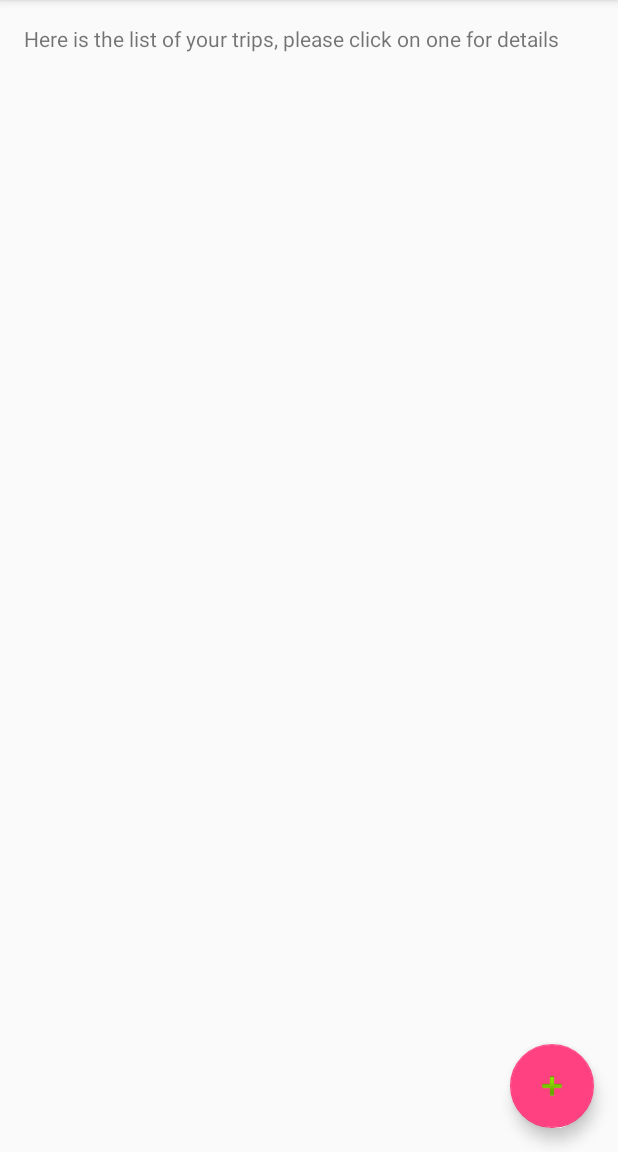
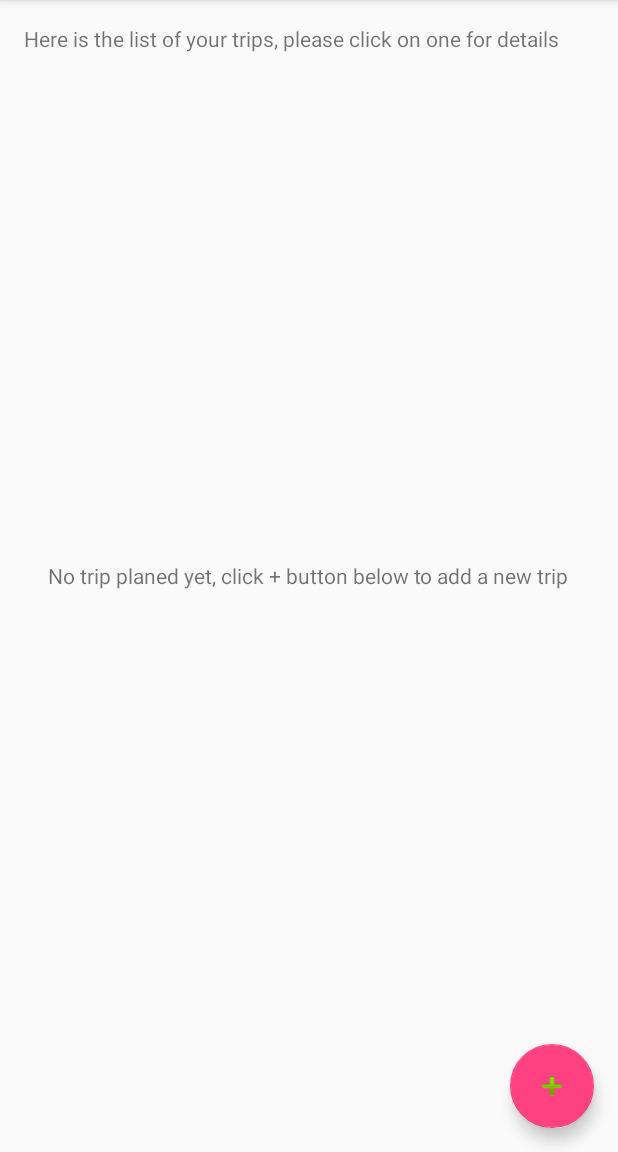
Before and after one commit to nbossard/packlist, an Android app: the screen it shows after launch (MainActivity), on a phone screen of 412 x 824 dp, the part 84-1236 px from its top. Run offline under Robolectric (Android 15) with nearby library versions, the phone set to English and light mode, and no system bars.

Commit message:
Adding default display if no trip yet

```diff
--- a/app/src/main/java/com/nbossard/packlist/gui/MainActivityFragment.java
+++ b/app/src/main/java/com/nbossard/packlist/gui/MainActivityFragment.java
@@ -82,6 +82,7 @@ public class MainActivityFragment extends Fragment {
         tripList = mSavingModule.loadSavedTrips();
 
         final TripAdapter customAdapter = new TripAdapter(tripList, this.getActivity());
+        tripListView.setEmptyView(mRootView.findViewById(R.id.main__trip_list_empty));
         tripListView.setAdapter(customAdapter);
         tripListView.invalidate();
     }
--- a/app/src/main/res/layout/fragment_main.xml
+++ b/app/src/main/res/layout/fragment_main.xml
@@ -52,7 +52,18 @@
         android:layout_width="match_parent"
         android:layout_height="match_parent"
         tools:listitem="@layout/trip_adapter">
-
     </ListView>
 
+    <!-- View that will be displayed if list is empty only -->
+    <LinearLayout android:id="@+id/main__trip_list_empty"
+                  android:layout_width="fill_parent" android:layout_height="fill_parent"
+                  android:gravity="center"
+                  android:visibility="gone">
+
+        <TextView android:text="@string/main__no_trip_yet__label"
+                  android:layout_width="wrap_content" android:layout_height="wrap_content">
+        </TextView>
+
+    </LinearLayout>
+
 </RelativeLayout>
--- a/app/src/main/res/values/strings.xml
+++ b/app/src/main/res/values/strings.xml
@@ -19,6 +19,7 @@
   -->
 
 <!-- English strings used in application -->
+<!-- Strings should be grouped by activity / fragment -->
 <resources>
     <string name="app_name">packlist</string>
 
@@ -29,6 +30,7 @@
     <string name="about__main">Packing list. 2015.\n Apache 2 Licensed.\n Please provide help and suggestions at \n https://github.com/nbossard/packlist</string>
 
     <string name="main__welcome">Here is the list of your trips, please click on one for details</string>
+    <string name="main__no_trip_yet__label">No trip planed yet, click + button below to add a new trip</string>
 
     <string name="new_trip__name">trip name</string>
     <string name="new_trip__start_date">start date</string>
```
Also changed, not shown: 1 other file.
